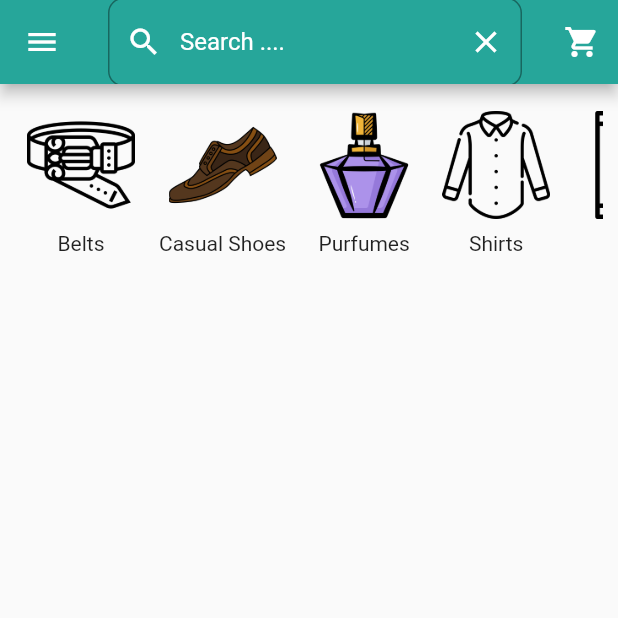
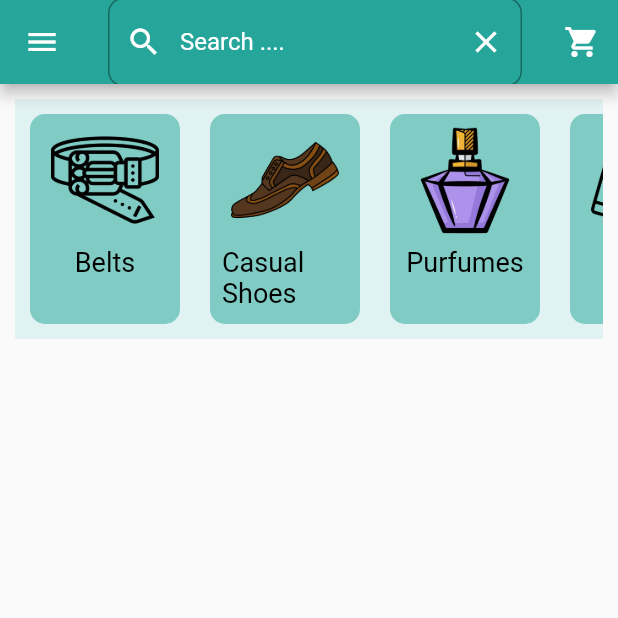
Before and after one commit to rjunaidd/open-mart, a Flutter app: the screen it shows after launch, after a tap on "Sign In", on a phone screen of 412 x 824 dp, the top half of it. Run offline on Flutter 3.47's test engine with Material 2 defaults, Android fonts, the phone set to English and light mode, and no system bars; our stand-ins replace image_picker, loading_animation_widget, shared_preferences.

Commit message:
screen change

```diff
--- a/lib/product_list/item_list.dart
+++ b/lib/product_list/item_list.dart
@@ -80,7 +80,9 @@ class ItemListScreen extends StatelessWidget {
                               child: Text("Add to cart",
                           style: TextStyle(
                             color: Colors.white
-                          ),)),
+                          ),
+                              ),
+                          ),
                         ),
                       ),
                     ],
--- a/lib/product_list/product_list_screen.dart
+++ b/lib/product_list/product_list_screen.dart
@@ -8,14 +8,15 @@ class ProductListScreen extends StatelessWidget {
 
   @override
   Widget build(BuildContext context) {
-    return Scaffold(
-      body: Padding(
+    return Padding(
       padding: const EdgeInsets.all(10.0),
-        child: SizedBox(
-          height: 250,
+      child: Container(
+        decoration: BoxDecoration(color: Colors.teal.shade50),
+        height: 160,
         child: ListView.builder(
           scrollDirection: Axis.horizontal,
-            itemCount: products.length, // Use products.length instead of Product.length
+          itemCount:
+              products.length, // Use products.length instead of Product.length
           itemBuilder: (context, index) {
             final product = products[index]; // Access products list
 
@@ -28,6 +29,13 @@ class ProductListScreen extends StatelessWidget {
                   ),
                 );
               },
+              child: Container(
+                margin: const EdgeInsets.all(10),
+                height: 100,
+                width: 100,
+                decoration: BoxDecoration(
+                    color: Colors.teal.shade200,
+                    borderRadius: BorderRadius.circular(10)),
                 child: Padding(
                   padding: const EdgeInsets.all(8.0),
                   child: Column(
@@ -42,17 +50,23 @@ class ProductListScreen extends StatelessWidget {
                             height: 72, // Adjust the height as needed
                           ),
                           const SizedBox(height: 8.0),
-                          Text(product.Name),
+                          Text(
+                            product.Name,
+                            style:const TextStyle(
+                                color: Colors.black,
+                                fontWeight: FontWeight.normal,
+                                fontSize: 18),
+                          ),
                         ],
                       ),
                     ],
+                  ),
                 ),
               ),
             );
           },
         ),
       ),
-      ),
     );
   }
 }
```
Also changed, not shown: lib/Home Screen Component/badge_component.dart (added, +20 -0 lines). Lines whose indentation alone changed are shown as unchanged.
